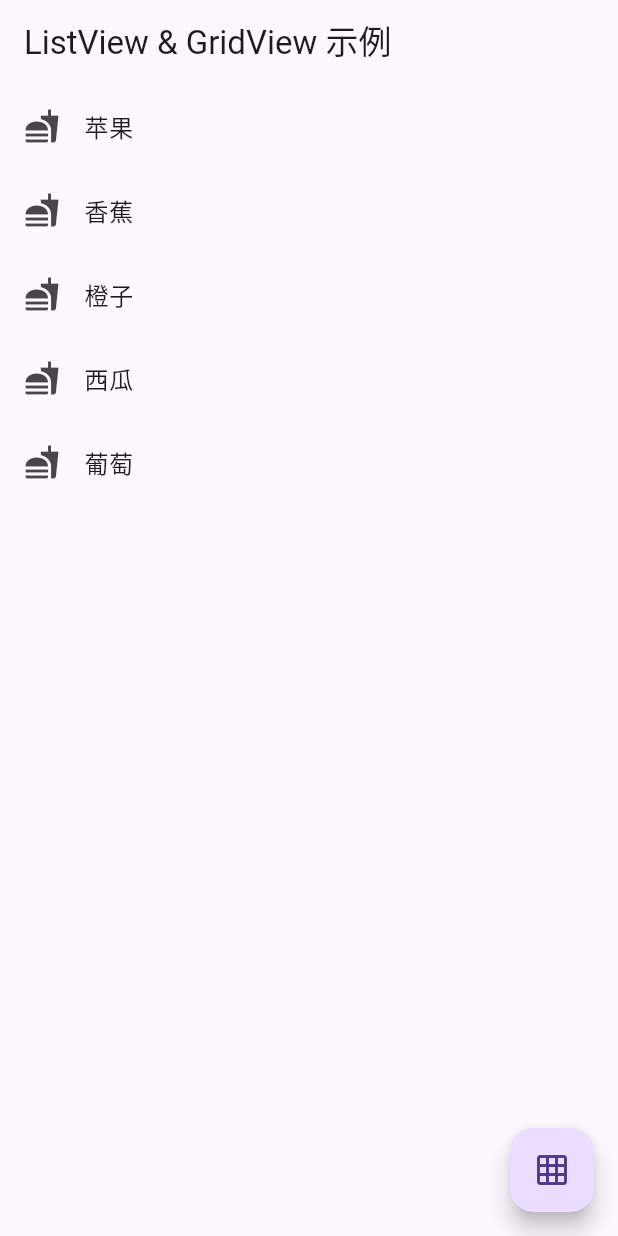
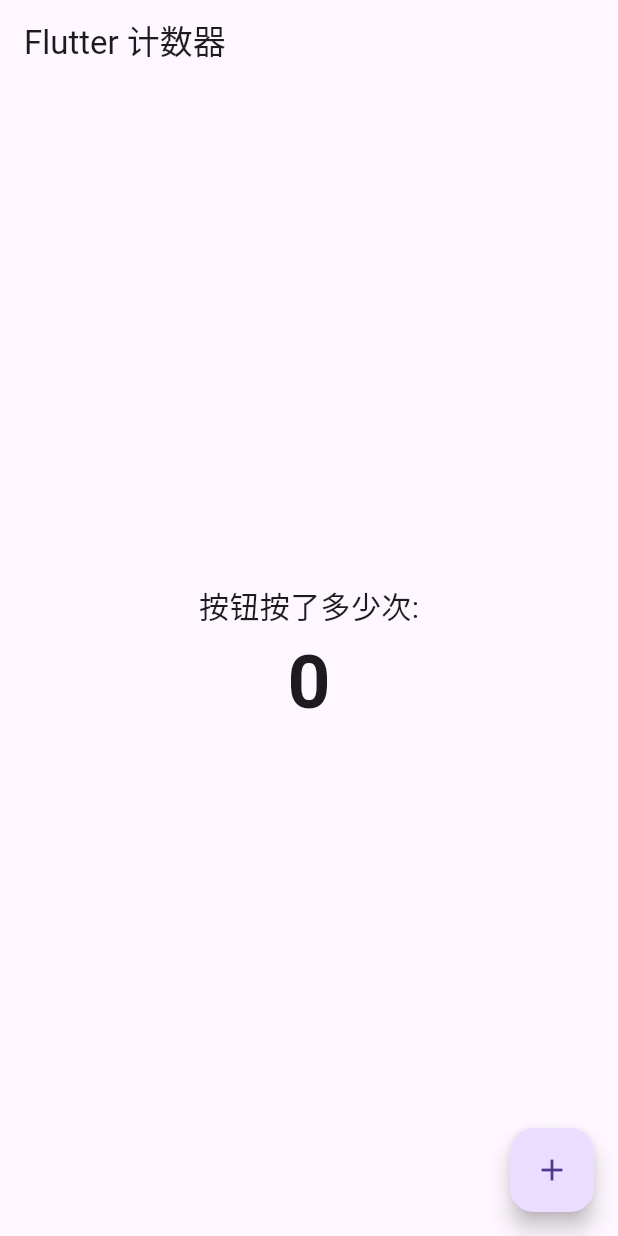
Before and after one commit to samniu/Flutter-Basic, a Flutter app: the screen it shows after launch, on a phone screen of 412 x 824 dp. Run offline on Flutter 3.47's test engine with Material 3 defaults, Android fonts, the phone set to English and light mode, and no system bars.

Commit message:
Implemented basic state management and added counter functionality

```diff
--- /dev/null
+++ b/lib/counter_screen.dart
@@ -0,0 +1,39 @@
+import 'package:flutter/material.dart';
+
+class CounterScreen extends StatefulWidget {
+  @override
+  _CounterScreenState createState() => _CounterScreenState();
+}
+
+class _CounterScreenState extends State<CounterScreen> {
+  int _counter = 0;
+
+  // 增加计数器
+  void _incrementCounter() {
+    setState(() {
+      _counter++;
+    });
+  }
+
+  @override
+  Widget build(BuildContext context) {
+    return Scaffold(
+      appBar: AppBar(
+        title: Text('Flutter 计数器'),
+      ),
+      body: Center(
+        child: Column(
+          mainAxisAlignment: MainAxisAlignment.center,
+          children: <Widget>[
+            Text('按钮按了多少次:', style: TextStyle(fontSize: 20)),
+            Text('$_counter', style: TextStyle(fontSize: 50, fontWeight: FontWeight.bold)),
+          ],
+        ),
+      ),
+      floatingActionButton: FloatingActionButton(
+        onPressed: _incrementCounter,  // 点击按钮时触发
+        child: Icon(Icons.add),
+      ),
+    );
+  }
+}
--- a/lib/main.dart
+++ b/lib/main.dart
@@ -1,7 +1,8 @@
 import 'package:flutter/material.dart';
 // import 'package:flutter_basic/layoutdemo.dart';
 // import 'package:flutter_basic/home.dart';
-import 'widgets/home.dart';
+// import 'widgets/home.dart';
+import 'counter_screen.dart';
 
 void main() {
   runApp(const MainApp());
@@ -15,7 +16,7 @@ class MainApp extends StatelessWidget {
     return MaterialApp(
       title: 'Flutter Basic',
       theme: ThemeData(primarySwatch: Colors.green),
-      home: HomeScreen(),
+      home: CounterScreen(),
     );
   }
 }
```
